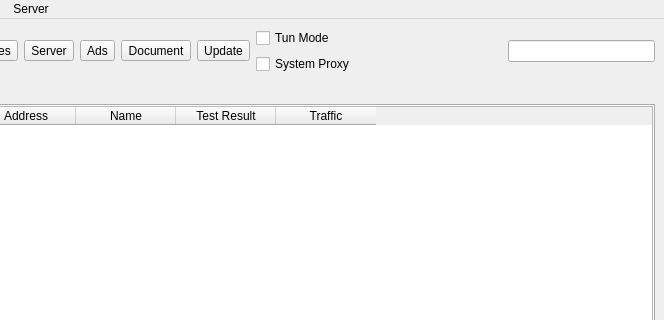
First picture: the form in ui/mainwindow.ui, repository kafeixiang/nekoray, before the edit; both pictures show x 136 to 800 and y 0 to 320 of the 800 by 600 pixel window.
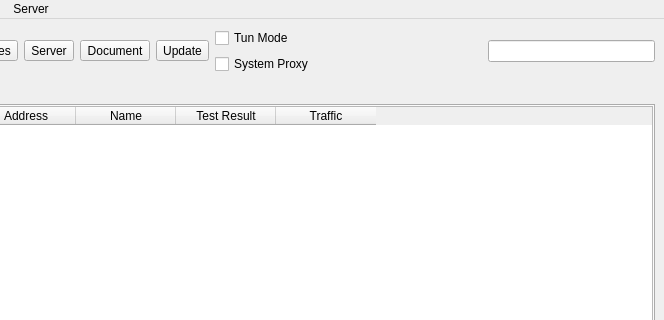
Second picture: the form after the edit. Icons and pictures are not drawn. Custom widgets are drawn as their Qt base class.

Commit message: chore: feat: remove ad button and optimize UI

```diff
--- a/ui/mainwindow.ui
+++ b/ui/mainwindow.ui
@@ -85,29 +85,7 @@
          <enum>QToolButton::InstantPopup</enum>
         </property>
         <property name="toolButtonStyle">
-         <enum>Qt::ToolButtonTextUnderIcon</enum>
-        </property>
-       </widget>
-      </item>
-      <item>
-       <widget class="QToolButton" name="toolButton_ads">
-        <property name="text">
-         <string>Ads</string>
-        </property>
-        <property name="icon">
-         <iconset theme="b-internet-web-browser"/>
-        </property>
-        <property name="iconSize">
-         <size>
-          <width>24</width>
-          <height>24</height>
-         </size>
-        </property>
-        <property name="popupMode">
-         <enum>QToolButton::InstantPopup</enum>
-        </property>
-        <property name="toolButtonStyle">
-         <enum>Qt::ToolButtonTextUnderIcon</enum>
+         <enum>Qt::ToolButtonStyle::ToolButtonTextUnderIcon</enum>
         </property>
        </widget>
       </item>
```
Left out of the diff: 47 changed lines with no effect on the pictures. The commit also changes 2 other files.
